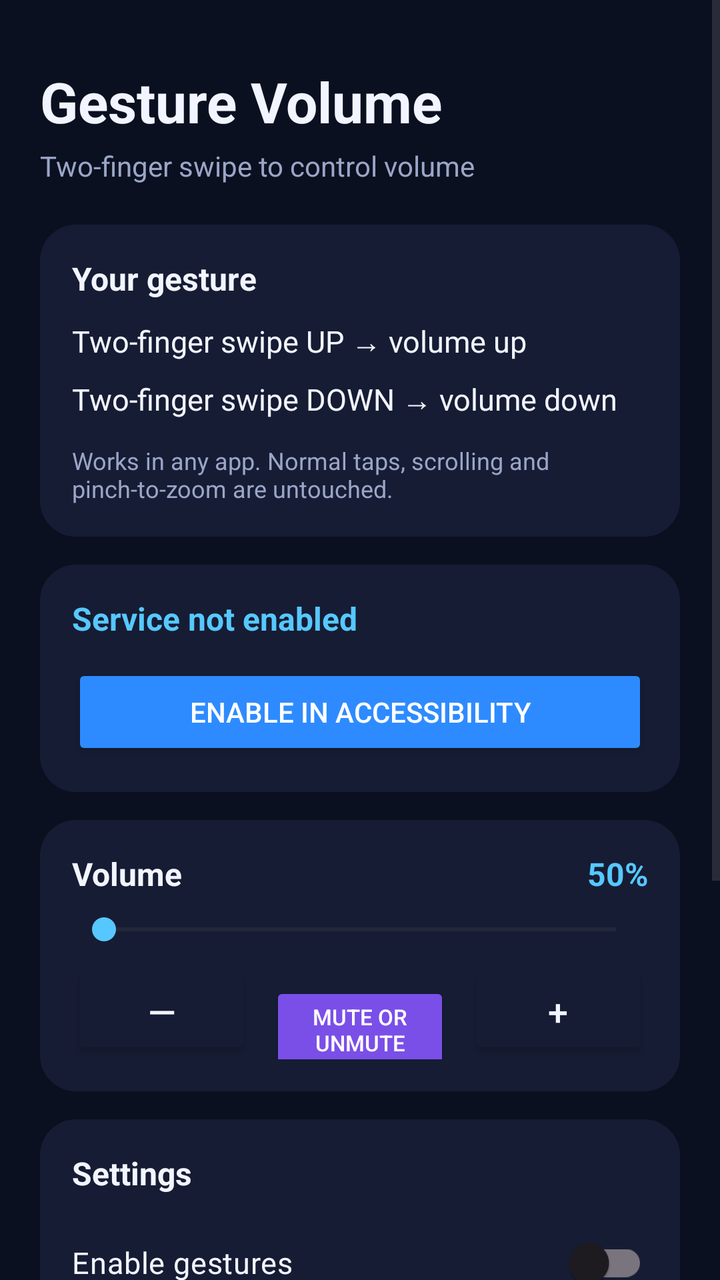
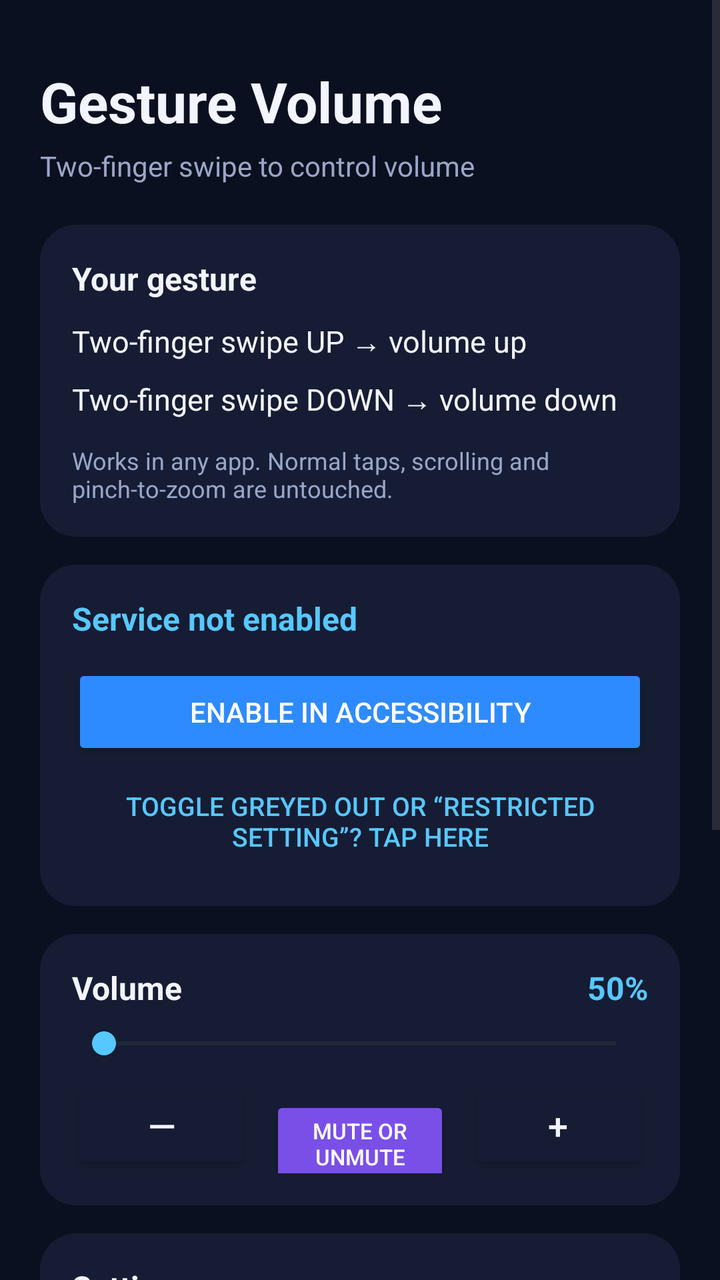

Compare the two renders of this Android layout. The source of the first and the diff that turns it into the second are given below.
<!-- AndroidManifest.xml: application theme Theme.GestureVolume -->
<!-- res/layout/activity_main.xml -->
<?xml version="1.0" encoding="utf-8"?>
<ScrollView xmlns:android="http://schemas.android.com/apk/res/android"
    android:layout_width="match_parent"
    android:layout_height="match_parent"
    android:background="@color/bg_dark"
    android:fillViewport="true">

    <LinearLayout
        android:layout_width="match_parent"
        android:layout_height="wrap_content"
        android:orientation="vertical"
        android:padding="20dp">

        
        <TextView
            android:layout_width="wrap_content"
            android:layout_height="wrap_content"
            android:layout_marginTop="12dp"
            android:text="@string/header_title"
            android:textColor="@color/text_primary"
            android:textSize="28sp"
            android:textStyle="bold" />

        <TextView
            android:layout_width="wrap_content"
            android:layout_height="wrap_content"
            android:layout_marginTop="4dp"
            android:text="@string/header_subtitle"
            android:textColor="@color/text_secondary"
            android:textSize="14sp" />

        
        <LinearLayout
            style="@style/CardBox"
            android:layout_marginTop="20dp">

            <TextView
                style="@style/CardTitle"
                android:text="@string/gesture_card_title" />

            <TextView
                android:layout_width="match_parent"
                android:layout_height="wrap_content"
                android:layout_marginTop="10dp"
                android:drawablePadding="10dp"
                android:text="@string/gesture_up"
                android:textColor="@color/text_primary"
                android:textSize="15sp" />

            <TextView
                android:layout_width="match_parent"
                android:layout_height="wrap_content"
                android:layout_marginTop="8dp"
                android:drawablePadding="10dp"
                android:text="@string/gesture_down"
                android:textColor="@color/text_primary"
                android:textSize="15sp" />

            <TextView
                android:layout_width="match_parent"
                android:layout_height="wrap_content"
                android:layout_marginTop="12dp"
                android:text="@string/gesture_note"
                android:textColor="@color/text_secondary"
                android:textSize="12sp" />
        </LinearLayout>

        
        <LinearLayout
            style="@style/CardBox"
            android:layout_marginTop="14dp">

            <TextView
                android:id="@+id/txt_service_status"
                android:layout_width="match_parent"
                android:layout_height="wrap_content"
                android:text="@string/status_inactive"
                android:textColor="@color/brand_cyan"
                android:textSize="16sp"
                android:textStyle="bold" />

            <Button
                android:id="@+id/btn_enable_service"
                android:layout_width="match_parent"
                android:layout_height="wrap_content"
                android:layout_marginTop="12dp"
                android:backgroundTint="@color/brand_blue"
                android:text="@string/enable_service"
                android:textColor="@color/white" />
        </LinearLayout>

        
        <LinearLayout
            style="@style/CardBox"
            android:layout_marginTop="14dp">

            <LinearLayout
                android:layout_width="match_parent"
                android:layout_height="wrap_content"
                android:orientation="horizontal">

                <TextView
                    style="@style/CardTitle"
                    android:layout_weight="1"
                    android:text="@string/volume_title" />

                <TextView
                    android:id="@+id/txt_volume_value"
                    android:layout_width="wrap_content"
                    android:layout_height="wrap_content"
                    android:text="50%"
                    android:textColor="@color/brand_cyan"
                    android:textSize="16sp"
                    android:textStyle="bold" />
            </LinearLayout>

            <SeekBar
                android:id="@+id/seek_volume"
                android:layout_width="match_parent"
                android:layout_height="wrap_content"
                android:layout_marginTop="8dp"
                android:progressTint="@color/brand_cyan"
                android:thumbTint="@color/brand_cyan" />

            <LinearLayout
                android:layout_width="match_parent"
                android:layout_height="wrap_content"
                android:layout_marginTop="8dp"
                android:orientation="horizontal">

                <Button
                    android:id="@+id/btn_minus"
                    android:layout_width="0dp"
                    android:layout_height="wrap_content"
                    android:layout_marginEnd="6dp"
                    android:layout_weight="1"
                    android:backgroundTint="@color/card_dark"
                    android:text="—"
                    android:textColor="@color/text_primary"
                    android:textSize="18sp" />

                <Button
                    android:id="@+id/btn_mute"
                    android:layout_width="0dp"
                    android:layout_height="wrap_content"
                    android:layout_marginHorizontal="3dp"
                    android:layout_weight="1"
                    android:backgroundTint="@color/brand_purple"
                    android:text="@string/mute"
                    android:textColor="@color/white"
                    android:textSize="11sp" />

                <Button
                    android:id="@+id/btn_plus"
                    android:layout_width="0dp"
                    android:layout_height="wrap_content"
                    android:layout_marginStart="6dp"
                    android:layout_weight="1"
                    android:backgroundTint="@color/card_dark"
                    android:text="+"
                    android:textColor="@color/text_primary"
                    android:textSize="18sp" />
            </LinearLayout>
        </LinearLayout>

        
        <LinearLayout
            style="@style/CardBox"
            android:layout_marginTop="14dp">

            <TextView
                style="@style/CardTitle"
                android:text="@string/settings_title" />

            <androidx.appcompat.widget.SwitchCompat
                android:id="@+id/switch_gestures"
                style="@style/RowSwitch"
                android:text="@string/enable_gestures" />

            <androidx.appcompat.widget.SwitchCompat
                android:id="@+id/switch_haptics"
                style="@style/RowSwitch"
                android:text="@string/haptic_feedback" />

            <androidx.appcompat.widget.SwitchCompat
                android:id="@+id/switch_system_ui"
                style="@style/RowSwitch"
                android:text="@string/show_volume_ui" />

            <LinearLayout
                android:layout_width="match_parent"
                android:layout_height="wrap_content"
                android:layout_marginTop="14dp"
                android:orientation="horizontal">

                <TextView
                    android:layout_width="0dp"
                    android:layout_height="wrap_content"
                    android:layout_weight="1"
                    android:text="@string/sensitivity"
                    android:textColor="@color/text_primary"
                    android:textSize="15sp" />

                <TextView
                    android:id="@+id/txt_sensitivity_value"
                    android:layout_width="wrap_content"
                    android:layout_height="wrap_content"
                    android:text="@string/sens_medium"
                    android:textColor="@color/brand_cyan"
                    android:textSize="14sp" />
            </LinearLayout>

            <SeekBar
                android:id="@+id/seek_sensitivity"
                android:layout_width="match_parent"
                android:layout_height="wrap_content"
                android:progressTint="@color/brand_purple"
                android:thumbTint="@color/brand_purple" />
        </LinearLayout>

        <TextView
            android:layout_width="match_parent"
            android:layout_height="wrap_content"
            android:layout_marginTop="16dp"
            android:layout_marginBottom="24dp"
            android:text="@string/widget_hint"
            android:textColor="@color/text_secondary"
            android:textSize="12sp" />

    </LinearLayout>
</ScrollView>
<!-- resources referenced by this layout -->
<resources>
  <color name="bg_dark">#FF0B1020</color>
  <color name="brand_blue">#FF2E8BFF</color>
  <color name="brand_cyan">#FF56C8FF</color>
  <color name="brand_purple">#FF7A4FE8</color>
  <color name="card_dark">#FF161C33</color>
  <color name="text_primary">#FFF2F5FF</color>
  <color name="text_secondary">#FF9AA6C7</color>
  <color name="white">#FFFFFFFF</color>
  <string name="enable_gestures">Enable gestures</string>
  <string name="enable_service">Enable in Accessibility</string>
  <string name="gesture_card_title">Your gesture</string>
  <string name="gesture_down">Two-finger swipe DOWN → volume down</string>
  <string name="gesture_note">Works in any app. Normal taps, scrolling and pinch-to-zoom are untouched.</string>
  <string name="gesture_up">Two-finger swipe UP → volume up</string>
  <string name="haptic_feedback">Haptic feedback</string>
  <string name="header_subtitle">Two-finger swipe to control volume</string>
  <string name="header_title">Gesture Volume</string>
  <string name="mute">Mute or unmute</string>
  <string name="sens_medium">Medium</string>
  <string name="sensitivity">Swipe sensitivity</string>
  <string name="settings_title">Settings</string>
  <string name="show_volume_ui">Show system volume bar</string>
  <string name="status_inactive">Service not enabled</string>
  <string name="volume_title">Volume</string>
  <string name="widget_hint">Add the “Volume Control” widget to your home screen for plus, minus, mute and a tap slider.</string>
  <style name="CardBox">
          <item name="android:layout_width">match_parent</item>
          <item name="android:layout_height">wrap_content</item>
          <item name="android:orientation">vertical</item>
          <item name="android:background">@drawable/bg_card</item>
          <item name="android:padding">16dp</item>
      </style>
  <style name="CardTitle">
          <item name="android:layout_width">wrap_content</item>
          <item name="android:layout_height">wrap_content</item>
          <item name="android:textColor">@color/text_primary</item>
          <item name="android:textSize">16sp</item>
          <item name="android:textStyle">bold</item>
      </style>
  <style name="RowSwitch">
          <item name="android:layout_width">match_parent</item>
          <item name="android:layout_height">wrap_content</item>
          <item name="android:layout_marginTop">10dp</item>
          <item name="android:textColor">@color/text_primary</item>
          <item name="android:textSize">15sp</item>
      </style>
  <style name="Theme.GestureVolume" parent="Theme.Material3.DayNight.NoActionBar">
          <item name="colorPrimary">@color/brand_blue</item>
          <item name="colorOnPrimary">@color/white</item>
          <item name="colorSecondary">@color/brand_purple</item>
          <item name="android:statusBarColor" tools:targetApi="l">@color/bg_dark</item>
          <item name="android:navigationBarColor" tools:targetApi="l">@color/bg_dark</item>
      </style>
  <!-- drawable bg_card (drawable) -->
  <?xml version="1.0" encoding="utf-8"?>
  <shape xmlns:android="http://schemas.android.com/apk/res/android" android:shape="rectangle">
      <solid android:color="@color/card_dark" />
      <corners android:radius="18dp" />
  </shape>
</resources>

<!-- the commit's change to res/layout/activity_main.xml (unified diff, before → after) -->
@@ -87,6 +87,16 @@
                 android:backgroundTint="@color/brand_blue"
                 android:text="@string/enable_service"
                 android:textColor="@color/white" />
+
+            <Button
+                android:id="@+id/btn_restricted_help"
+                style="?android:attr/borderlessButtonStyle"
+                android:layout_width="match_parent"
+                android:layout_height="wrap_content"
+                android:layout_marginTop="4dp"
+                android:text="@string/restricted_help_link"
+                android:textColor="@color/brand_cyan"
+                android:textSize="13sp" />
         </LinearLayout>
 
         
<!-- resource entries referenced after the edit -->
@@ -18,6 +18,7 @@
   <string name="header_subtitle">Two-finger swipe to control volume</string>
   <string name="header_title">Gesture Volume</string>
   <string name="mute">Mute or unmute</string>
+  <string name="restricted_help_link">Toggle greyed out or “Restricted setting”? Tap here</string>
   <string name="sens_medium">Medium</string>
   <string name="sensitivity">Swipe sensitivity</string>
   <string name="settings_title">Settings</string>
